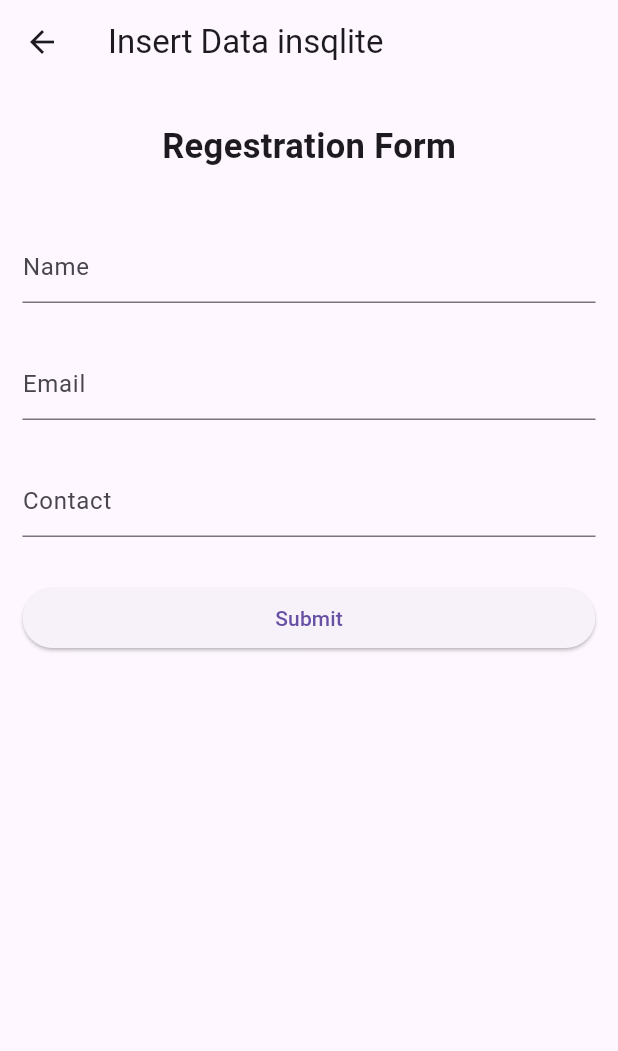
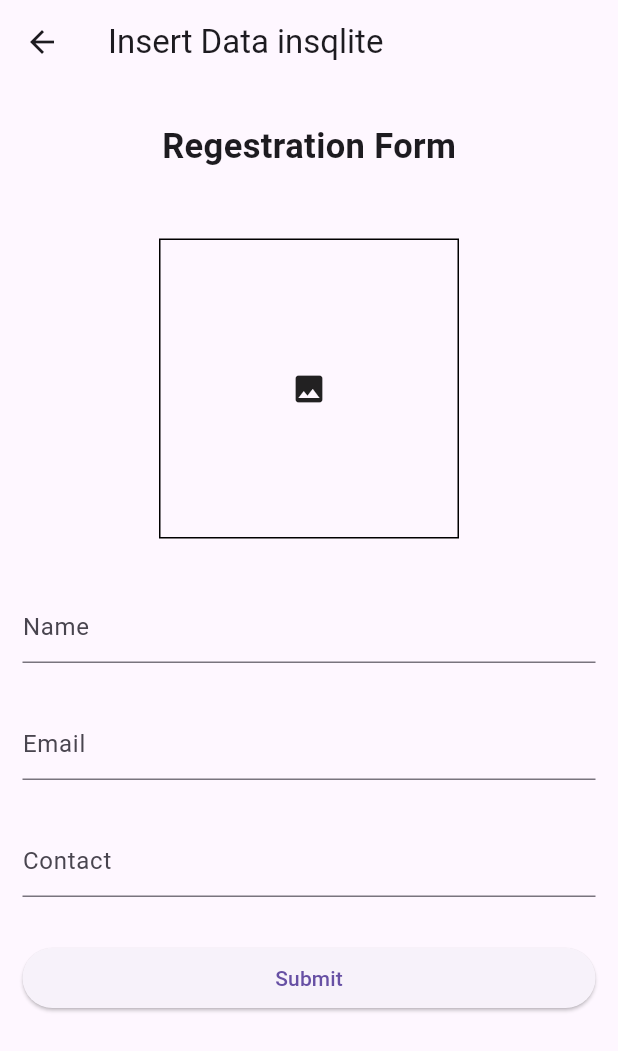
Before and after one commit to officialllrahul/Flutter-SQL-CRUD, a Flutter app: the screen it shows after launch, after a tap on "Insert", on a phone screen of 412 x 824 dp. Shown: the top 1051 px of the screen. Run offline on Flutter 3.47's test engine with Material 3 defaults, Android fonts, the phone set to English and light mode, and no system bars; our stand-ins replace image_picker, sqflite; accounts and stored records are empty.

Commit message:
first commit

```diff
--- a/lib/widgets/Insert.dart
+++ b/lib/widgets/Insert.dart
@@ -1,4 +1,8 @@
+import 'dart:io';
+
 import 'package:flutter/material.dart';
+import 'package:image_picker/image_picker.dart';
+import 'package:path_provider/path_provider.dart';
 
 import 'db_helper.dart';
 
@@ -11,59 +15,102 @@ class InsertPage extends StatefulWidget {
 
 class _InsertPageState extends State<InsertPage> {
 
+  File? _image;
+  final ImagePicker _picker = ImagePicker();
   var nameController = TextEditingController();
   var emailController = TextEditingController();
   var contactController = TextEditingController();
+
+  Future getImageGallery() async {
+    final pickedFile = await _picker.pickImage(source: ImageSource.gallery);
+
+    if (pickedFile != null) {
+      setState(() {
+        _image = File(pickedFile.path);
+      });
+    }
+  }
+
+  Future getImageCamera() async {
+    final pickedFile = await _picker.pickImage(source: ImageSource.camera);
+
+    if (pickedFile != null) {
+      setState(() {
+        _image = File(pickedFile.path);
+      });
+    }
+  }
   @override
   Widget build(BuildContext context) {
     return Scaffold(
       appBar: AppBar(
         title: Text("Insert Data insqlite"),
       ),
-      body: Container(
-        child: Column(
+      body: Column(
         children: [
-            Container(
+          SizedBox(
             width: MediaQuery.of(context).size.width,
             child: Row(
               mainAxisAlignment: MainAxisAlignment.center,
               children: [
                 Container(
-                    margin: EdgeInsets.all(25),
-                    child: Text(
+                  margin: const EdgeInsets.all(25),
+                  child: const Text(
                       "Regestration Form",
                       style:TextStyle(fontWeight: FontWeight.bold,fontSize: 23) ),
                 ),
               ],
             ),
           ),
-
+          Center(
+            child: InkWell(
+              onTap: () {
+                getImageGallery();
+              },
+              onDoubleTap: (){
+                getImageCamera();
+              },
+              child: Container(
+                margin: const EdgeInsets.all(20),
+                height: 200,
+                width: 200,
+                decoration: BoxDecoration(
+                  border: Border.all(
+                    color: Colors.black,
+                  ),
+                ),
+                child: _image != null
+                    ? Image.file(_image!.absolute)
+                    : const Center(child: Icon(Icons.image)),
+              ),
+            ),
+          ),
           Container(
             width: MediaQuery.of(context).size.width,
-              margin: EdgeInsets.all(15),
+            margin: const EdgeInsets.all(15),
             child: TextField(
               controller: nameController,
-                decoration: InputDecoration(
+              decoration: const InputDecoration(
                 hintText: "Name",
               ),
             ),
           ),
           Container(
             width: MediaQuery.of(context).size.width,
-              margin: EdgeInsets.all(15),
+            margin: const EdgeInsets.all(15),
             child: TextField(
               controller: emailController,
-                decoration: InputDecoration(
+              decoration: const InputDecoration(
                 hintText: "Email",
               ),
             ),
           ),
           Container(
             width: MediaQuery.of(context).size.width,
-              margin: EdgeInsets.all(15),
+            margin: const EdgeInsets.all(15),
             child: TextField(
               controller: contactController,
-                decoration: InputDecoration(
+              decoration: const InputDecoration(
                 hintText: "Contact",
               ),
             ),
@@ -71,24 +118,31 @@ class _InsertPageState extends State<InsertPage> {
 
           Container(
             width: MediaQuery.of(context).size.width,
-              margin: EdgeInsets.all(15),
+            margin: const EdgeInsets.all(15),
             child: ElevatedButton(
-                    onPressed: () async{
+              onPressed: () async {
+                if (_image != null) {
+                  // Save the image to the app's documents directory
+                  final appDocDir = await getApplicationDocumentsDirectory();
+                  final imagePath = '${appDocDir.path}/image_${DateTime.now().millisecondsSinceEpoch}.png';
+                  await _image!.copy(imagePath);
+
+                  // Insert record into SQLite with the image path
                   await DatabaseHelper.instance.insertRecord({
-                       DatabaseHelper.columnName:nameController.text,
-                       DatabaseHelper.columnEmail:emailController.text,
-                       DatabaseHelper.columnContact:contactController.text
+                    DatabaseHelper.columnName: nameController.text,
+                    DatabaseHelper.columnEmail: emailController.text,
+                    DatabaseHelper.columnContact: contactController.text,
+                    DatabaseHelper.columnImagePath: imagePath,
                   });
 
                   Navigator.of(context).pop();
+                }
               },
-                child: Text("Submit"),
-
+              child: const Text("Submit"),
             ),
           ),
         ],
       ),
-      ),
     );
   }
 }
--- a/lib/widgets/crud.dart
+++ /dev/null
@@ -1 +0,0 @@
-// TODO Implement this library.
--- a/lib/widgets/dashboard.dart
+++ b/lib/widgets/dashboard.dart
@@ -15,11 +15,9 @@ class _DashBoardState extends State<DashBoard> {
   @override
   Widget build(BuildContext context) {
     return Scaffold(
-
       appBar: AppBar(
-        title:Text("Sqlite") ,
+        title:const Text("Sqlite") ,
       ),
-
       body: Center(
         child: Column(
           children: [
--- a/lib/widgets/db_helper.dart
+++ b/lib/widgets/db_helper.dart
@@ -12,9 +12,11 @@ class DatabaseHelper {
   static const columnName = "name";
   static const columnEmail = "email";
   static const columnContact = "contact";
+  static const String columnImagePath = 'image_path';
 
   // constructor
   static final DatabaseHelper instance = DatabaseHelper();
+
 
   // databases initialize
   static Database? _database;
@@ -45,7 +47,8 @@ class DatabaseHelper {
       $columnId INTEGER PRIMARY KEY AUTOINCREMENT,
       $columnName TEXT NOT NULL,
       $columnEmail TEXT NOT NULL,
-      $columnContact TEXT NOT NULL
+      $columnContact TEXT NOT NULL,
+      $columnImagePath TEXT NOT NULL
       )
       ''');
 
--- a/pubspec.yaml
+++ b/pubspec.yaml
@@ -37,6 +37,8 @@ dependencies:
   cupertino_icons: ^1.0.2
   sqflite: ^2.3.0
   path_provider: ^2.1.1
+  image_picker: ^1.0.4
+  path: ^1.8.3
 
 dev_dependencies:
   flutter_test:
```
Also changed, not shown: lib/widgets/viewpage.dart (+43 -4 lines), pubspec.lock, 5 other files. Lines whose indentation alone changed are shown as unchanged.
